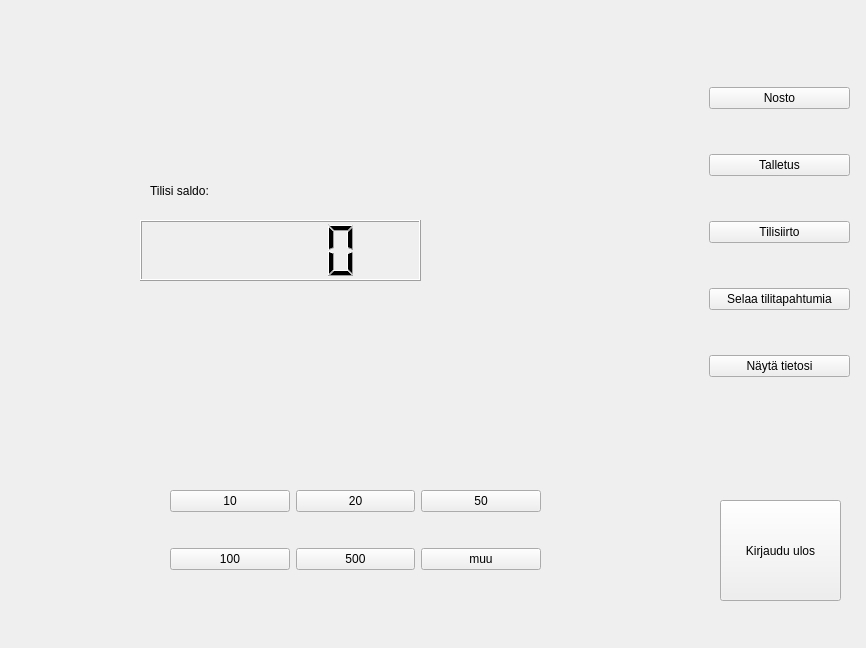
First picture: the form in bankautomat/mainwindow.ui, repository bank-2022/group7, before the edit.
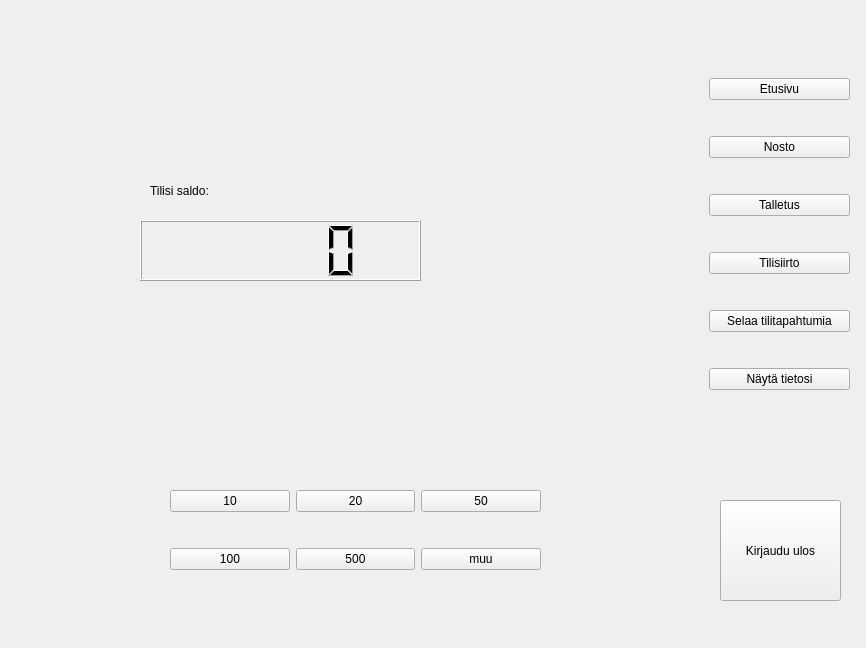
Second picture: the form after the edit. The open tabs and pages were chosen to show the change.

```diff
--- a/bankautomat/mainwindow.ui
+++ b/bankautomat/mainwindow.ui
@@ -501,6 +501,13 @@
       <property name="sizeConstraint">
        <enum>QLayout::SetNoConstraint</enum>
       </property>
+      <item>
+       <widget class="QPushButton" name="etusivu">
+        <property name="text">
+         <string>Etusivu</string>
+        </property>
+       </widget>
+      </item>
       <item>
        <widget class="QPushButton" name="nosto">
         <property name="text">
```
Left out of the diff: 2 changed lines with no effect on the pictures.
